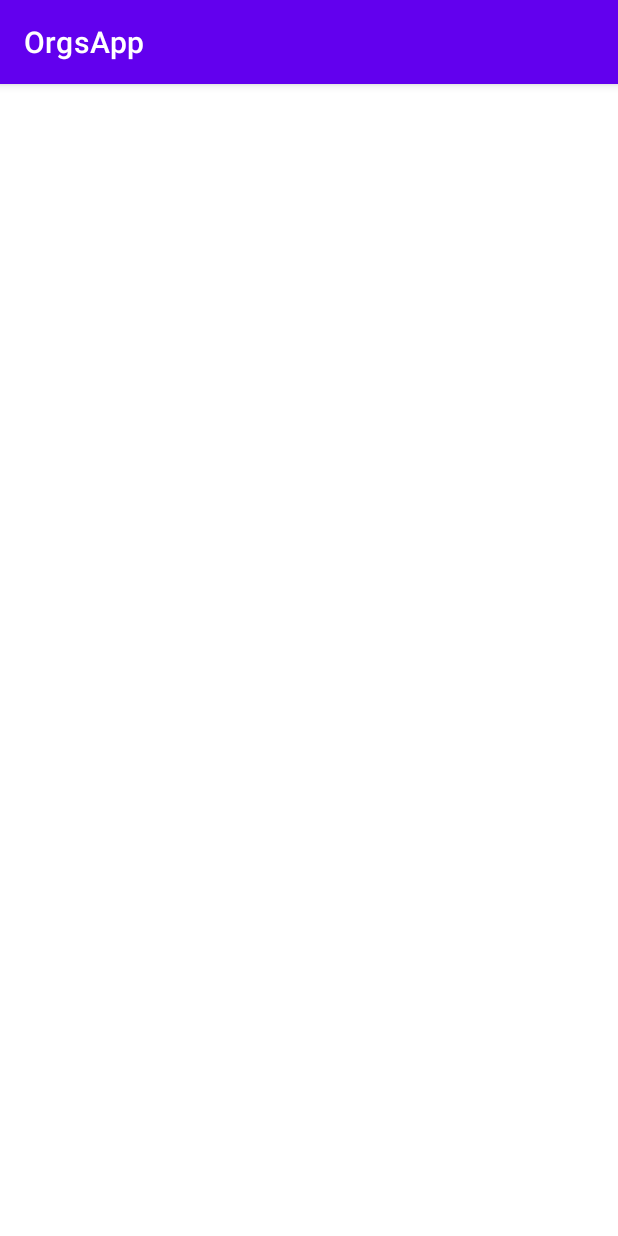
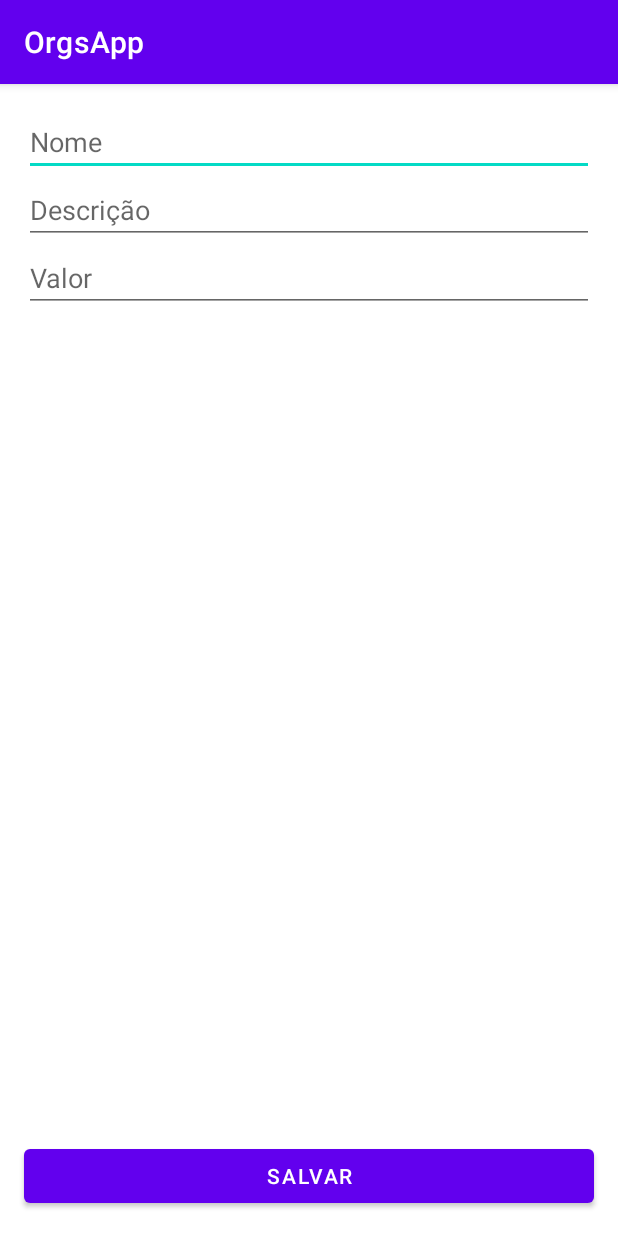
Before and after one commit to EclipseBSD/OrgsApp, an Android app built with Jetpack Compose: the screen it shows after launch (FormularioProdutoActivity), on a phone screen of 412 x 824 dp. Run offline under Robolectric (Android 15) with nearby library versions, the phone set to English and light mode, and no system bars.

Commit message:
Implementando formulário de cadastro

```diff
--- a/app/src/main/AndroidManifest.xml
+++ b/app/src/main/AndroidManifest.xml
@@ -32,6 +32,7 @@
                 <category android:name="android.intent.category.LAUNCHER" />
             </intent-filter>
         </activity>
+
     </application>
 
 </manifest>
--- a/app/src/main/java/com/example/orgsapp/ui/activity/FormularioProdutoActivity.kt
+++ b/app/src/main/java/com/example/orgsapp/ui/activity/FormularioProdutoActivity.kt
@@ -4,9 +4,6 @@ import androidx.appcompat.app.AppCompatActivity
 import android.os.Bundle
 import com.example.orgsapp.R
 
-class FormularioProdutoActivity : AppCompatActivity() {
-    override fun onCreate(savedInstanceState: Bundle?) {
-        super.onCreate(savedInstanceState)
-        setContentView(R.layout.activity_formulario_produto)
-    }
+class FormularioProdutoActivity :
+    AppCompatActivity(R.layout.activity_formulario_produto) {
 }
--- a/app/src/main/java/com/example/orgsapp/ui/activity/MainActivity.kt
+++ b/app/src/main/java/com/example/orgsapp/ui/activity/MainActivity.kt
@@ -2,16 +2,16 @@ package com.example.orgsapp.ui.activity
 
 import android.app.Activity
 import android.os.Bundle
+import androidx.appcompat.app.AppCompatActivity
 import androidx.recyclerview.widget.RecyclerView
 import com.example.orgsapp.R
 import com.example.orgsapp.model.Produtos
 import com.example.orgsapp.ui.recyclerview.adapter.ListaProdutosAdapter
 import java.math.BigDecimal
 
-class MainActivity : Activity(){
+class MainActivity : AppCompatActivity(R.layout.activity_main){
     override fun onCreate(savedInstanceState: Bundle?) {
         super.onCreate(savedInstanceState)
-        setContentView(R.layout.activity_main)
 //        val nome = findViewById<TextView>(R.id.nome)
 //        nome.text = "Cesta de Frutas"
 //        val descricao = findViewById<TextView>(R.id.descricao)
--- a/app/src/main/res/layout/activity_formulario_produto.xml
+++ b/app/src/main/res/layout/activity_formulario_produto.xml
@@ -6,4 +6,43 @@
     android:layout_height="match_parent"
     tools:context=".ui.activity.FormularioProdutoActivity">
 
+    <EditText
+        android:id="@+id/nome"
+        android:hint="Nome"
+        android:layout_margin="16dp"
+        android:layout_width="0dp"
+        android:layout_height="wrap_content"
+        app:layout_constraintStart_toStartOf="parent"
+        app:layout_constraintEnd_toEndOf="parent"
+        app:layout_constraintTop_toTopOf="parent" />
+
+    <EditText
+        android:id="@+id/descricao"
+        android:hint="Descrição"
+        android:layout_width="0dp"
+        android:layout_height="wrap_content"
+        app:layout_constraintStart_toStartOf="@id/nome"
+        app:layout_constraintEnd_toEndOf="@id/nome"
+        app:layout_constraintTop_toBottomOf="@id/nome" />
+
+    <EditText
+        android:id="@+id/valor"
+        android:hint="Valor"
+        android:layout_width="0dp"
+        android:layout_height="wrap_content"
+        app:layout_constraintStart_toStartOf="@id/descricao"
+        app:layout_constraintEnd_toEndOf="@id/descricao"
+        app:layout_constraintTop_toBottomOf="@id/descricao" />
+
+    <Button
+        android:layout_width="0dp"
+        android:layout_height="wrap_content"
+        android:layout_margin="16dp"
+        android:text="Salvar"
+        app:layout_constraintBottom_toBottomOf="parent"
+        app:layout_constraintStart_toStartOf="parent"
+        app:layout_constraintEnd_toEndOf="parent"
+        />
+
+
 </androidx.constraintlayout.widget.ConstraintLayout>
```
Also changed, not shown: app/build.gradle (+9 -8 lines).
